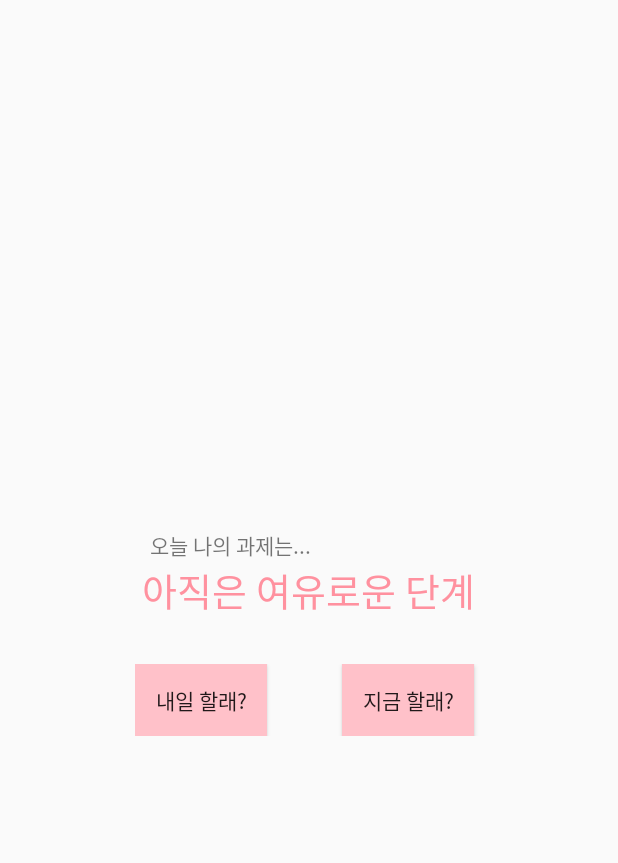
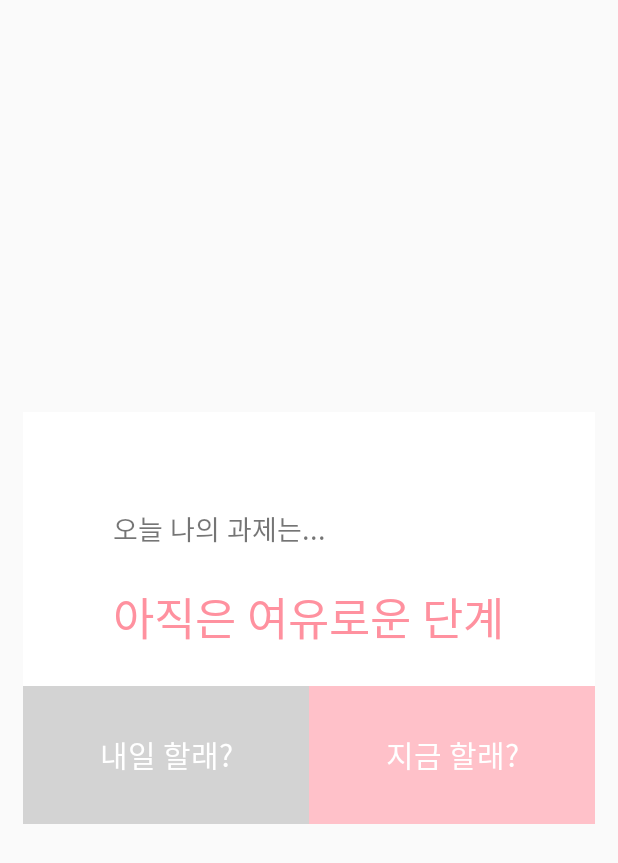
Before and after one commit to gtobio11/GoodDay, an Android app: the layout dialog_status.xml on its own in the app's theme, with its tools: preview values and no code run, on a phone screen of 412 x 824 dp. Shown: the top 863 px of the screen. Run offline under Robolectric (Android 15) with nearby library versions, the light colour scheme and no system bars.

Commit message:
main page

```diff
--- a/app/src/main/res/layout/dialog_status.xml
+++ b/app/src/main/res/layout/dialog_status.xml
@@ -3,47 +3,73 @@
     android:layout_width="match_parent"
     android:layout_height="match_parent"
     android:gravity="center"
-    android:orientation="vertical">
+    android:orientation="vertical"
+    android:weightSum="3">
 
     <LinearLayout
-        android:layout_gravity="center"
         android:layout_width="match_parent"
-        android:layout_height="wrap_content"
-        android:orientation="vertical">
+        android:layout_height="0dp"
+        android:layout_weight="1"
+        android:background="#ffffff"
+        android:orientation="vertical"
+        android:layout_marginLeft="15dp"
+        android:layout_marginRight="15dp"
+        android:weightSum="3">
+
+        <LinearLayout
+            android:layout_width="match_parent"
+            android:layout_height="0dp"
+            android:layout_weight="1">
             <TextView
+                android:layout_marginLeft="60dp"
                 android:layout_width="wrap_content"
                 android:layout_height="wrap_content"
                 android:text="오늘 나의 과제는..."
-            android:layout_marginTop="50dp"
-            android:layout_marginLeft="100dp"/>
+                android:layout_gravity="bottom"
+                android:textSize="18sp" />
+        </LinearLayout>
+
+        <LinearLayout
+            android:layout_width="match_parent"
+            android:layout_height="0dp"
+            android:layout_weight="1"
+            android:orientation="horizontal"
+            android:gravity="center_vertical|center_horizontal">
+
             <TextView
                 android:layout_width="wrap_content"
                 android:layout_height="wrap_content"
                 android:text="아직은 여유로운 단계"
-            android:textSize="25sp"
-            android:layout_gravity="center"
-            android:textColor="@color/colorPrimaryDark"/>
+                android:textColor="@color/colorPrimaryDark"
+                android:textSize="30sp" />
+        </LinearLayout>
+
         <LinearLayout
             android:layout_width="match_parent"
-            android:layout_height="wrap_content"
+            android:layout_height="0dp"
+            android:layout_weight="1"
             android:orientation="horizontal"
-            android:layout_marginTop="30dp"
-            android:layout_marginLeft="90dp"
-            android:layout_marginBottom="30dp">
+            android:weightSum="2">
+
             <Button
                 android:id="@+id/doNextBtn"
+                android:layout_width="match_parent"
+                android:layout_height="match_parent"
+                android:layout_weight="1"
+                android:background="#d3d3d3"
                 android:text="내일 할래?"
-            android:layout_width="wrap_content"
-            android:layout_height="wrap_content"
-            android:layout_marginRight="50dp"
-            android:background="@color/colorPrimary" />
+                android:textColor="#ffffff"
+                android:textSize="20sp"/>
+
             <Button
                 android:id="@+id/doNowBtn"
+                android:layout_width="match_parent"
+                android:layout_height="match_parent"
+                android:layout_weight="1"
+                android:background="@color/colorPrimary"
                 android:text="지금 할래?"
-            android:layout_width="wrap_content"
-            android:layout_height="wrap_content"
-            android:background="@color/colorPrimary"/>
-        </LinearLayout>
-
+                android:textColor="#ffffff"
+                android:textSize="20sp"/>
         </LinearLayout>
     </LinearLayout>
+</LinearLayout>
```
Lines whose indentation alone changed are shown as unchanged.
